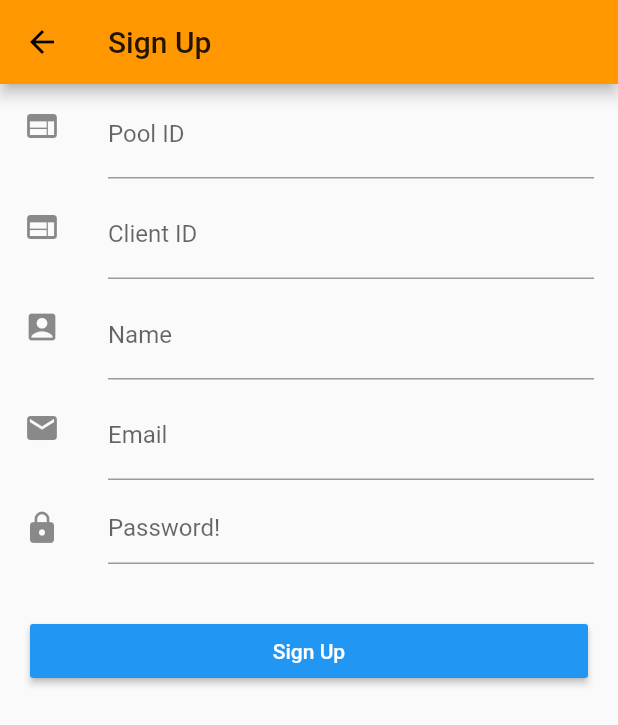
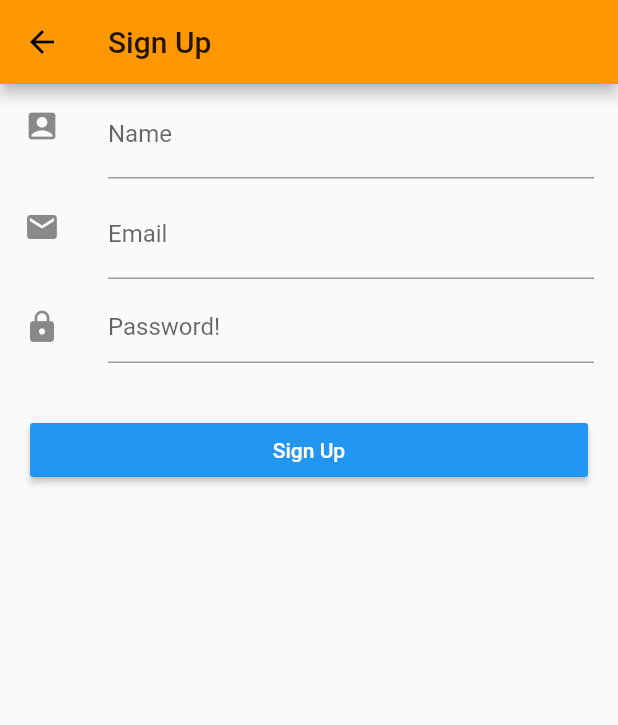
Before and after one commit to Origogi/Flutter_AWS_Cognito_Sample_App, a Flutter app: the SignUpScreen screen opened directly, on a phone screen of 412 x 824 dp. Shown: the top 725 px of the screen. Run offline on Flutter 3.47's test engine with Material 2 defaults, Android fonts, the phone set to English and light mode, and no system bars; our stand-ins replace shared_preferences; missing offline and left inert: amazon_cognito_identity_dart_2; accounts and stored records are empty.

Commit message:
remove ipPool, client pool

```diff
--- a/lib/main.dart
+++ b/lib/main.dart
@@ -9,8 +9,8 @@ import 'package:http/http.dart' as http;
 import 'package:shared_preferences/shared_preferences.dart';
 
 // Setup AWS User Pool Id & Client Id settings here:
-const _awsUserPoolId = 's-west-2_nfF2YdlBr';
-const _awsClientId = '515rue4ritd15pis3o7amut7rc';
+const _awsUserPoolId = 'us-west-2_MDsgG3C6u';
+const _awsClientId = '36p9qdev3t9gp210c3mfuaq3dk';
 
 const _identityPoolId = 'ap-southeast-1:xxxxxxxx-xxxx-xxxx-xxxx-xxxxxxxxxxxx';
 
--- a/lib/page/signup.dart
+++ b/lib/page/signup.dart
@@ -11,9 +11,7 @@ class SignUpScreen extends StatefulWidget {
 class _SignUpScreenState extends State<SignUpScreen> {
   final GlobalKey<FormState> _formKey = GlobalKey<FormState>();
   User _user = User();
-
-  String _poolID = "";
-  String _clientID = "";
+  UserService userService = UserService(userPool);
 
   void submit(BuildContext context) async {
     _formKey.currentState.save();
@@ -21,9 +19,6 @@ class _SignUpScreenState extends State<SignUpScreen> {
     String message;
     bool signUpSuccess = false;
     try {
-      UserService userService =
-          UserService(CognitoUserPool(_poolID, _clientID));
-
       _user = await userService.signUp(_user.email, _user.password, _user.name);
       signUpSuccess = true;
       message = 'User sign up successful!';
@@ -78,24 +73,6 @@ class _SignUpScreenState extends State<SignUpScreen> {
               key: _formKey,
               child: ListView(
                 children: <Widget>[
-                  ListTile(
-                    leading: const Icon(Icons.web),
-                    title: TextFormField(
-                      decoration: InputDecoration(labelText: 'Pool ID'),
-                      onSaved: (String poolID) {
-                        _poolID = poolID;
-                      },
-                    ),
-                  ),
-                  ListTile(
-                    leading: const Icon(Icons.web),
-                    title: TextFormField(
-                      decoration: InputDecoration(labelText: 'Client ID'),
-                      onSaved: (String clientID) {
-                        _clientID = clientID;
-                      },
-                    ),
-                  ),
                   ListTile(
                     leading: const Icon(Icons.account_box),
                     title: TextFormField(
```
Also changed, not shown: 1 other file.
